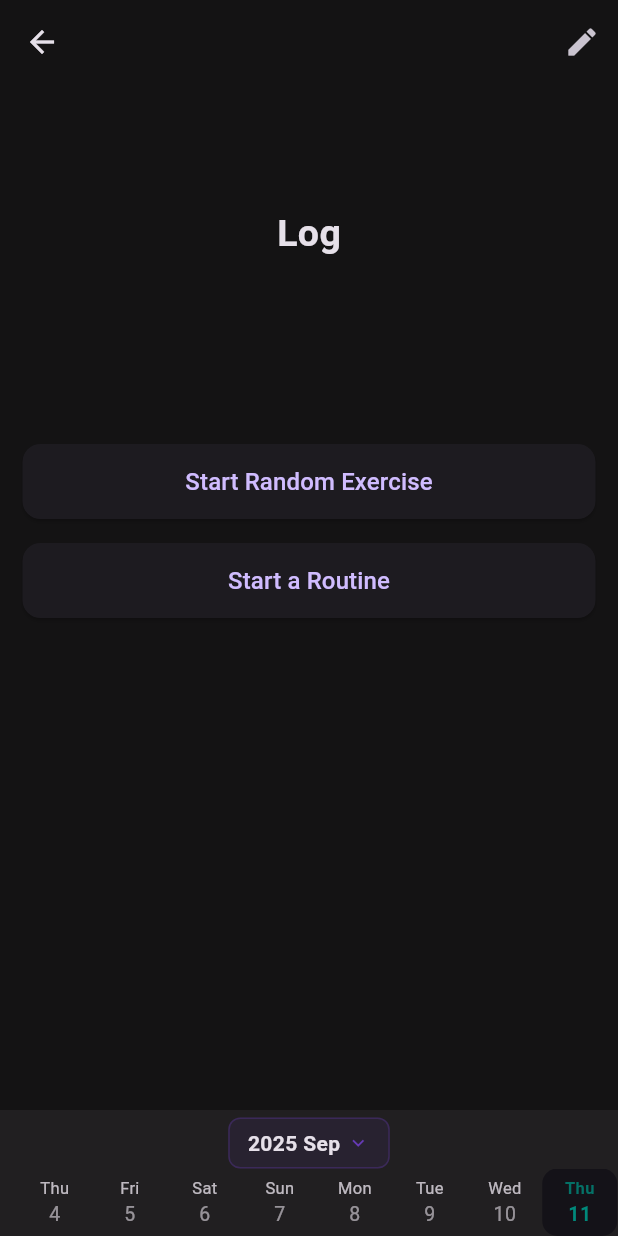
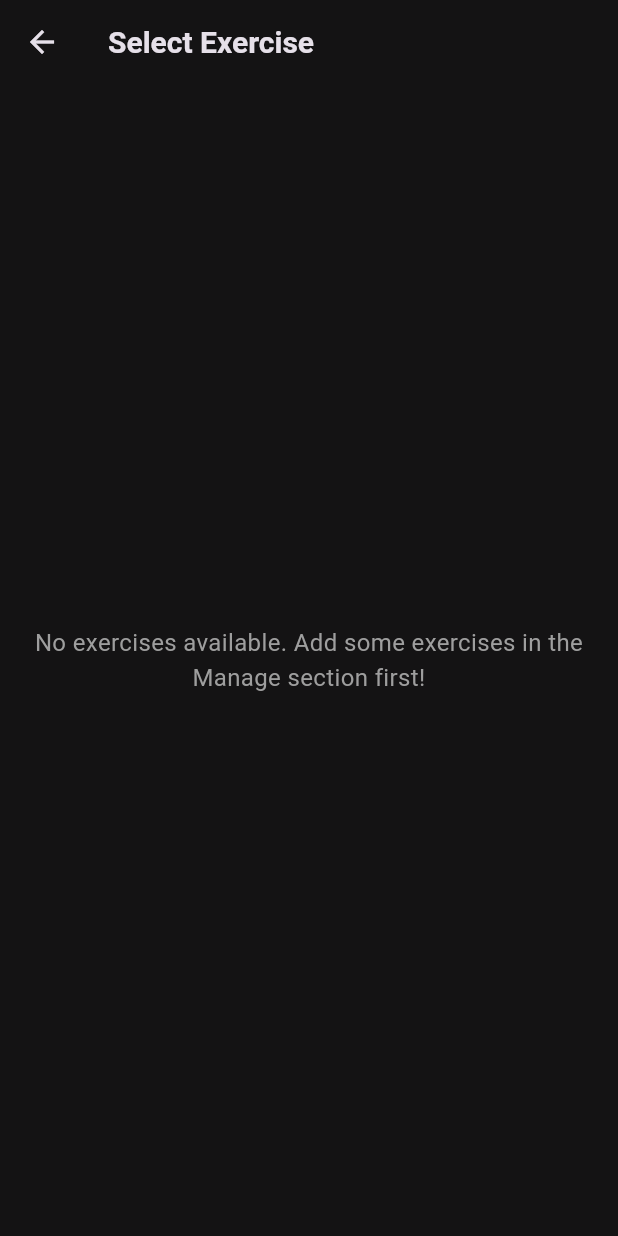
Before and after one commit to PebbleHearts/rep-records, a Flutter app: the LogScreen screen opened directly, after a tap on "Start Random Exercise", on a phone screen of 412 x 824 dp. Run offline on Flutter 3.47's test engine with Material 3 defaults, Android fonts, the light colour scheme and no system bars; our stand-ins replace drift, shared_preferences, supabase_flutter, table_calendar; accounts and stored records are empty; generated files the repository leaves out were written again; statements that could not run were skipped.

Commit message:
feat: implement start random exercise flow

```diff
--- /dev/null
+++ b/lib/screens/exercise-selection-screen/exercise_selection_screen.dart
@@ -0,0 +1,186 @@
+import 'package:flutter/material.dart';
+import 'package:rep_records/components/exercise-card/exercise_card.dart';
+import 'package:rep_records/database/dao/category_dao.dart';
+import 'package:rep_records/database/database.dart';
+import 'package:rep_records/main.dart';
+import 'package:rep_records/screens/edit-log-screen/edit_log_screen.dart';
+import 'package:rep_records/theme/app_theme.dart';
+
+class ExerciseSelectionScreen extends StatefulWidget {
+  final String selectedDate;
+
+  const ExerciseSelectionScreen({
+    super.key,
+    required this.selectedDate,
+  });
+
+  @override
+  State<ExerciseSelectionScreen> createState() => _ExerciseSelectionScreenState();
+}
+
+class _ExerciseSelectionScreenState extends State<ExerciseSelectionScreen> {
+  final Set<String> _selectedExerciseIds = <String>{};
+
+  Widget _buildCategoryHeader(String categoryName) {
+    return Padding(
+      padding: const EdgeInsets.only(bottom: 5, top: 10),
+      child: Text(
+        categoryName,
+        style: const TextStyle(
+          fontSize: 20,
+          fontWeight: FontWeight.bold,
+        ),
+      ),
+    );
+  }
+
+  void _toggleExerciseSelection(ExerciseData exercise) {
+    setState(() {
+      if (_selectedExerciseIds.contains(exercise.id)) {
+        _selectedExerciseIds.remove(exercise.id);
+      } else {
+        _selectedExerciseIds.add(exercise.id);
+      }
+    });
+  }
+
+  void _startSelectedExercises() {
+    if (_selectedExerciseIds.isEmpty) return;
+
+    Navigator.push(
+      context,
+      MaterialPageRoute(
+        builder: (context) => EditLogScreen(
+          routineId: '',
+          date: widget.selectedDate,
+          selectedExerciseIds: _selectedExerciseIds.toList(),
+        ),
+      ),
+    );
+  }
+
+  @override
+  Widget build(BuildContext context) {
+    return Scaffold(
+      backgroundColor: Theme.of(context).extension<AppTheme>()!.background,
+      appBar: AppBar(
+        backgroundColor: Colors.transparent,
+        forceMaterialTransparency: true,
+        title: Text(
+          _selectedExerciseIds.isEmpty
+            ? 'Select Exercise'
+            : 'Selected ${_selectedExerciseIds.length} exercise${_selectedExerciseIds.length > 1 ? 's' : ''}',
+          style: const TextStyle(
+            fontSize: 20,
+            fontWeight: FontWeight.bold,
+          ),
+        ),
+      ),
+      floatingActionButton: _selectedExerciseIds.isNotEmpty
+        ? FloatingActionButton.extended(
+            onPressed: _startSelectedExercises,
+            backgroundColor: Theme.of(context).extension<AppTheme>()!.accent,
+            foregroundColor: Theme.of(context).extension<AppTheme>()!.background,
+            icon: const Icon(Icons.play_arrow),
+            label: const Text(
+              'Start',
+              style: TextStyle(
+                fontSize: 16,
+                fontWeight: FontWeight.bold,
+              ),
+            ),
+          )
+        : null,
+      body: SafeArea(
+        child: FutureBuilder<List<CategoryWithExercises>>(
+          future: CategoryDao(database).getCategoriesWithExercises(),
+          builder: (context, snapshot) {
+            if (snapshot.connectionState == ConnectionState.waiting) {
+              return const Center(child: CircularProgressIndicator());
+            }
+
+            if (snapshot.hasError) {
+              return Center(child: Text('Error: ${snapshot.error}'));
+            }
+
+            final categories = snapshot.data ?? [];
+
+            if (categories.isEmpty) {
+              return const Center(
+                child: Padding(
+                  padding: EdgeInsets.all(16.0),
+                  child: Text(
+                    'No exercises available. Add some exercises in the Manage section first!',
+                    style: TextStyle(
+                      fontSize: 16,
+                      color: Colors.grey,
+                    ),
+                    textAlign: TextAlign.center,
+                  ),
+                ),
+              );
+            }
+
+            return SingleChildScrollView(
+              child: Padding(
+                padding: const EdgeInsets.only(
+                  left: 15,
+                  right: 15,
+                  bottom: 20,
+                ),
+                child: Column(
+                  crossAxisAlignment: CrossAxisAlignment.stretch,
+                  children: [
+                    const SizedBox(height: 20),
+                    ...categories.expand((category) => [
+                      if (category.exercises.isNotEmpty) ...[
+                        _buildCategoryHeader(category.categoryName),
+                        ...category.exercises.map((exercise) => Column(
+                          children: [
+                            Stack(
+                              children: [
+                                ExerciseCard(
+                                  name: exercise.name,
+                                  equipment: exercise.equipment,
+                                  displayCta: false,
+                                  isSelected: _selectedExerciseIds.contains(exercise.id),
+                                  onTap: () => _toggleExerciseSelection(exercise),
+                                ),
+                                Positioned(
+                                  top: 12,
+                                  right: 12,
+                                  child: AnimatedOpacity(
+                                    opacity: _selectedExerciseIds.contains(exercise.id) ? 1.0 : 0.0,
+                                    duration: const Duration(milliseconds: 200),
+                                    child: Container(
+                                      padding: const EdgeInsets.all(2),
+                                      decoration: const BoxDecoration(
+                                        color: Colors.green,
+                                        shape: BoxShape.circle,
+                                      ),
+                                      child: const Icon(
+                                        Icons.check,
+                                        color: Colors.white,
+                                        size: 12,
+                                      ),
+                                    ),
+                                  ),
+                                ),
+                              ],
+                            ),
+                            const SizedBox(height: 10),
+                          ],
+                        )).toList(),
+                        const SizedBox(height: 10),
+                      ],
+                    ]).toList(),
+                  ],
+                ),
+              ),
+            );
+          },
+        ),
+      ),
+    );
+  }
+}
--- a/lib/screens/log-screen/log_screen.dart
+++ b/lib/screens/log-screen/log_screen.dart
@@ -2,6 +2,7 @@ import 'package:flutter/material.dart';
 import 'package:rep_records/components/horizontal-date-selector/horizontal_date_selector.dart';
 import 'package:rep_records/main.dart';
 import 'package:rep_records/screens/edit-log-screen/edit_log_screen.dart';
+import 'package:rep_records/screens/exercise-selection-screen/exercise_selection_screen.dart';
 import 'package:rep_records/screens/log-screen/components/log_item.dart';
 import 'package:rep_records/screens/log-screen/components/routine_selection_sheet.dart';
 import 'package:rep_records/screens/log-screen/components/calendar_selection_sheet.dart';
@@ -172,7 +173,14 @@ class _LogScreenState extends State<LogScreen> {
                                 const SizedBox(height: 40),
                                 ElevatedButton(
                                   onPressed: () {
-                                    // TODO: Implement start random exercise
+                                    Navigator.push(
+                                      context,
+                                      MaterialPageRoute(
+                                        builder: (context) => ExerciseSelectionScreen(
+                                          selectedDate: _selectedDate,
+                                        ),
+                                      ),
+                                    );
                                   },
                                   style: ElevatedButton.styleFrom(
                                     minimumSize: const Size(double.infinity, 50),
```
Also changed, not shown: lib/database/dao/exercise_log_dao.dart (+31 -0 lines), lib/screens/edit-log-screen/edit_log_screen.dart (+6 -1 lines).
